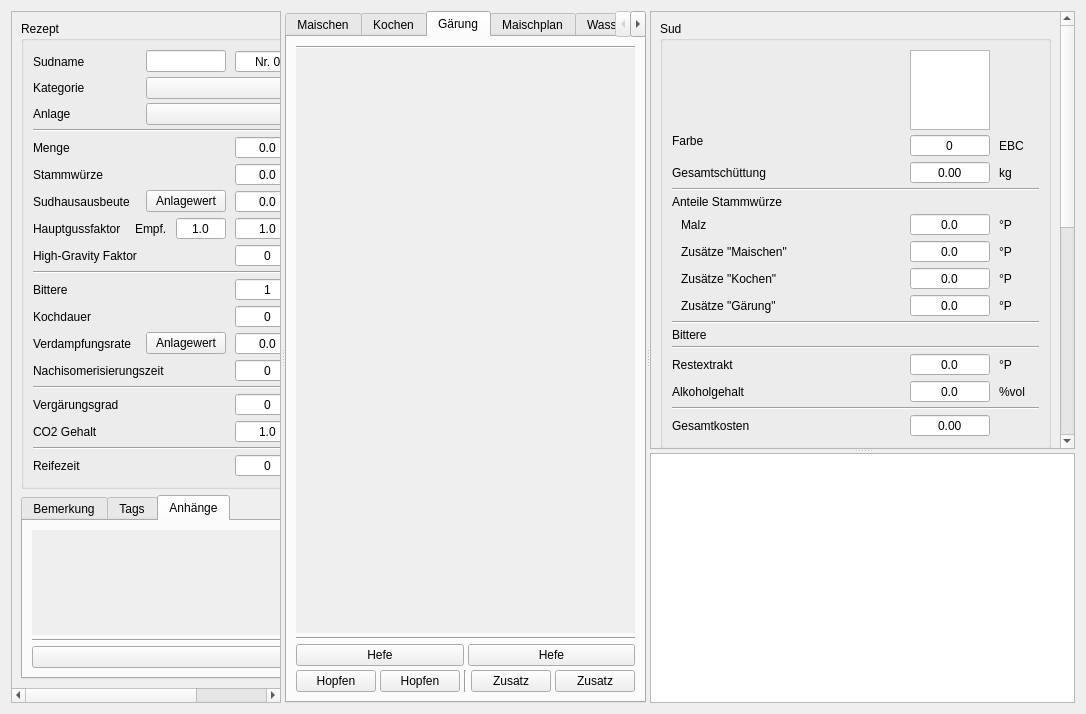
Before: the Qt Designer form kleiner-brauhelfer/tabrezept.ui in kleiner-brauhelfer/kleiner-brauhelfer-2, drawn with Qt 5.
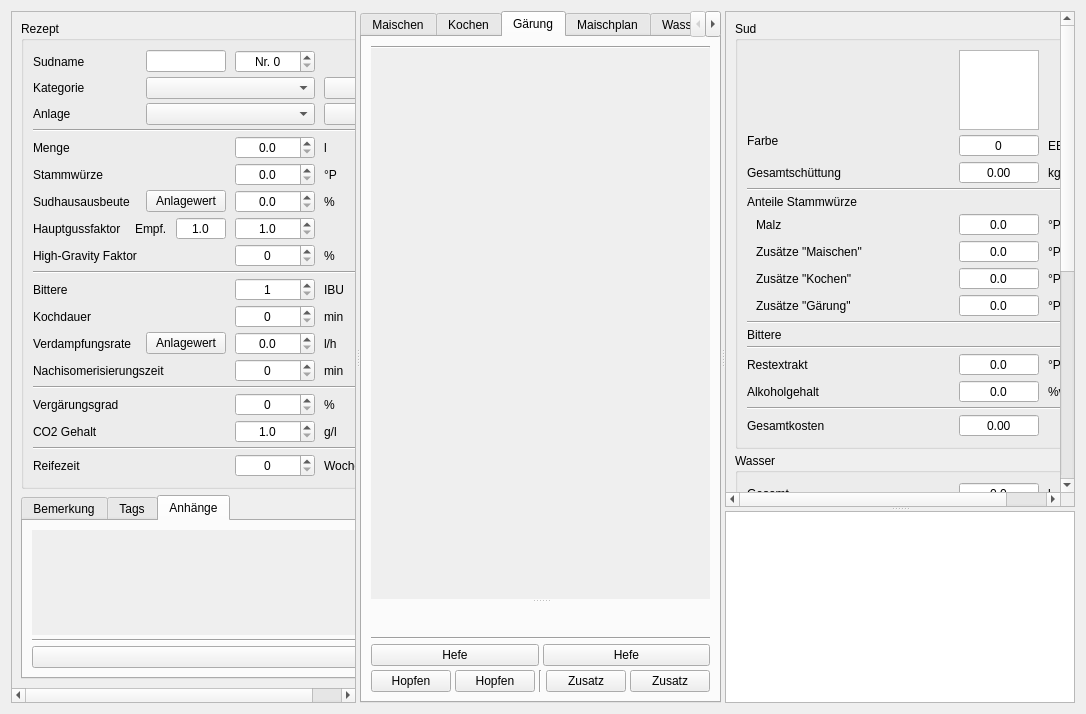
After: the same form once the commit is applied. The open tabs and pages were chosen to show the change. Icons and pictures are not drawn. Custom widgets are drawn as their Qt base class.

Commit message: Splitter sizes

Patch:
```diff
--- a/kleiner-brauhelfer/tabrezept.ui
+++ b/kleiner-brauhelfer/tabrezept.ui
@@ -34,7 +34,7 @@
         <rect>
          <x>0</x>
          <y>0</y>
-         <width>346</width>
+         <width>365</width>
          <height>700</height>
         </rect>
        </property>
@@ -884,7 +884,7 @@
                 <rect>
                  <x>0</x>
                  <y>0</y>
-                 <width>318</width>
+                 <width>337</width>
                  <height>182</height>
                 </rect>
                </property>
@@ -1520,7 +1520,17 @@
          <number>4</number>
         </property>
         <item>
+         <widget class="QSplitter" name="splitterGaerung">
+          <property name="orientation">
+           <enum>Qt::Vertical</enum>
+          </property>
          <widget class="QScrollArea" name="scrollAreaHefeGaben">
+           <property name="sizePolicy">
+            <sizepolicy hsizetype="Expanding" vsizetype="Expanding">
+             <horstretch>0</horstretch>
+             <verstretch>1</verstretch>
+            </sizepolicy>
+           </property>
           <property name="frameShape">
            <enum>QFrame::NoFrame</enum>
           </property>
@@ -1533,7 +1543,7 @@
              <x>0</x>
              <y>0</y>
              <width>341</width>
-             <height>611</height>
+              <height>578</height>
             </rect>
            </property>
            <layout class="QVBoxLayout" name="verticalLayout_13">
@@ -1589,6 +1599,8 @@
            </layout>
           </widget>
          </widget>
+          <widget class="WdgBemerkung" name="wdgBemerkungGaerung" native="true"/>
+         </widget>
         </item>
         <item>
          <widget class="QWidget" name="wdgAddGaerung" native="true">
@@ -2284,6 +2296,12 @@
       </widget>
      </widget>
      <widget class="QSplitter" name="splitterHelp">
+      <property name="sizePolicy">
+       <sizepolicy hsizetype="Preferred" vsizetype="Expanding">
+        <horstretch>1</horstretch>
+        <verstretch>0</verstretch>
+       </sizepolicy>
+      </property>
       <property name="focusPolicy">
        <enum>Qt::StrongFocus</enum>
       </property>
@@ -2294,7 +2312,7 @@
        <property name="sizePolicy">
         <sizepolicy hsizetype="Expanding" vsizetype="Expanding">
          <horstretch>1</horstretch>
-         <verstretch>0</verstretch>
+         <verstretch>1</verstretch>
         </sizepolicy>
        </property>
        <property name="widgetResizable">
@@ -2305,7 +2323,7 @@
          <rect>
           <x>0</x>
           <y>0</y>
-          <width>351</width>
+          <width>332</width>
           <height>810</height>
          </rect>
         </property>
```
Left out of the diff: 47 changed lines with no effect on the pictures. Lines whose indentation alone changed are shown as unchanged. The commit also changes 12 other files.
